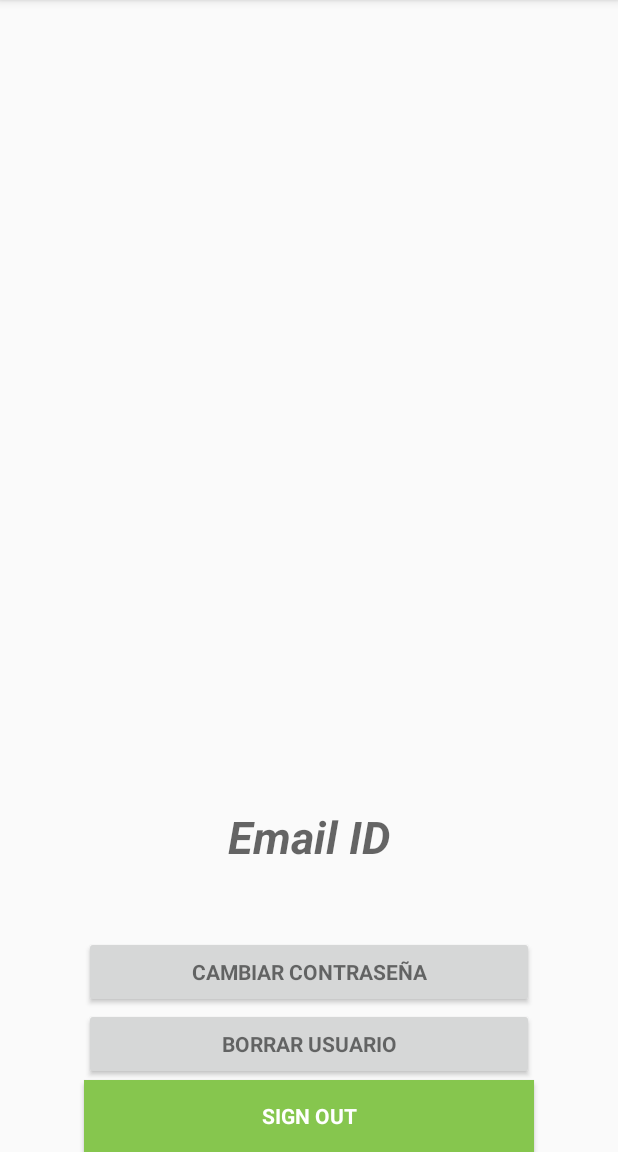
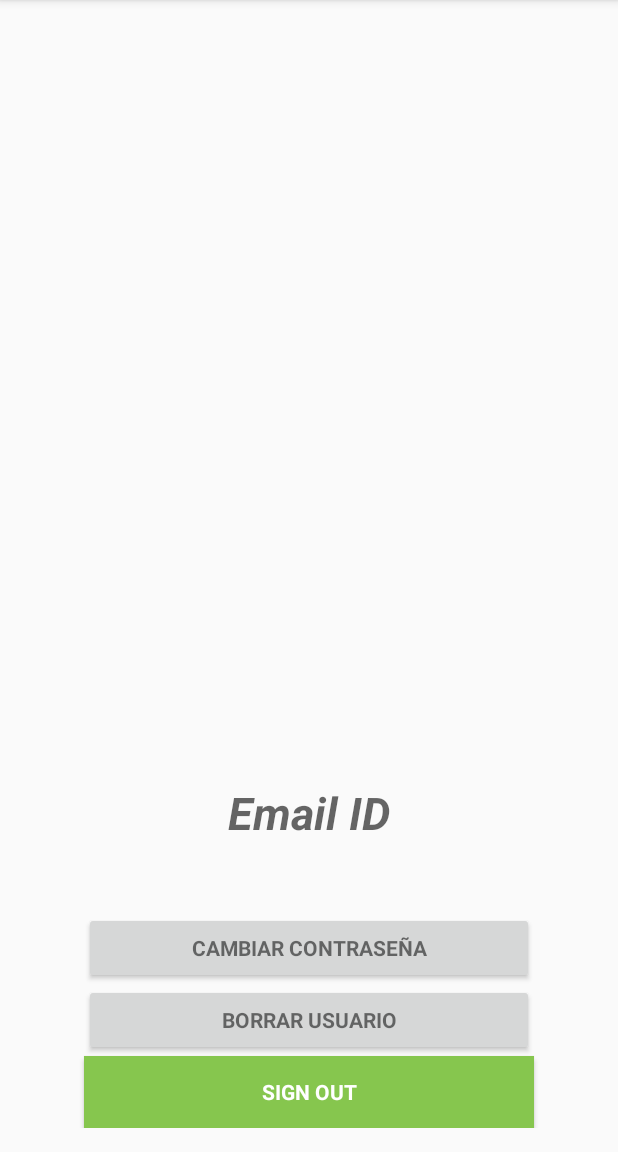
Before and after one commit to Bohonalo/AppLaEscalera, an Android app: the MainActivity screen opened directly, with no data from a screen before it, on a phone screen of 412 x 824 dp, the part 84-1236 px from its top. Run offline under Robolectric (Android 15) with nearby library versions, the light colour scheme and no system bars; our stand-ins replace Firebase (no records; nobody signed in at launch, a user with empty details on screens opened directly); 1 statement that could not run was skipped.

Commit message:
añadido

```diff
--- a/app/src/main/AndroidManifest.xml
+++ b/app/src/main/AndroidManifest.xml
@@ -32,7 +32,8 @@
             android:name=".SignupActivity"
             android:theme="@style/Theme.AppCompat.DayNight.NoActionBar" />
         <activity android:name=".ResetPasswordActivity" />
-        <activity android:name=".MisCosasActivity" />
+        <activity android:name=".MisCosasActivity"
+            />
         <activity android:name=".model.ChatActivity"></activity>
     </application>
 
--- a/app/src/main/java/com/app/JuanCristobalJavier/applaescalera/model/ChatActivity.java
+++ b/app/src/main/java/com/app/JuanCristobalJavier/applaescalera/model/ChatActivity.java
@@ -18,7 +18,7 @@ public class ChatActivity extends AppCompatActivity {
 
     private RecyclerView rv;
     private LinearLayoutManager miLinearLayout;
-    private ArrayList lista;
+    private ArrayList <Chat> lista;
     TextView titulo;
     TextView texto;
     ImageView imagen;
@@ -47,7 +47,7 @@ public class ChatActivity extends AppCompatActivity {
     }
 
     private void cargarDatos() {
-        Chat c1 = new Chat("Iñigo Errejon", "Pablo qué tal, estoy buscando un taladro, pero debe ser morado", R.drawable.errejon);
+        Chat c1 = new Chat("Iñigo Errejon", "Pablo qué tal, estoy buscando un taladro para el fin de semana...", R.drawable.errejon);
         Chat c2 = new Chat("Irene Montero", "Hola Pablete cómo estas hoy..., necesito que pasees a mi perrita. Ya me dices luego guapo", R.drawable.irene);
         Chat c3 = new Chat("Esperanza Aguirre", "Pablo chatin, que no contestas a mis mensajes...", R.drawable.esperanza);
         Chat c4 = new Chat("Irene Arrimadas", "Buenos días, el taladro que Usted me dejó estaba roto, la cosa del centro (me parece que se llama broca) daba vueltas muy deprisa", R.drawable.ines);
--- a/app/src/main/res/layout/activity_chat.xml
+++ b/app/src/main/res/layout/activity_chat.xml
@@ -4,6 +4,7 @@
     xmlns:tools="http://schemas.android.com/tools"
     android:layout_width="match_parent"
     android:layout_height="wrap_content"
+    android:layout_margin="16dp"
     tools:context="com.app.JuanCristobalJavier.applaescalera.model.ChatActivity">
 
     <android.support.v7.widget.RecyclerView
--- a/app/src/main/res/layout/activity_main.xml
+++ b/app/src/main/res/layout/activity_main.xml
@@ -4,124 +4,125 @@
     xmlns:tools="http://schemas.android.com/tools"
     android:layout_width="match_parent"
     android:layout_height="match_parent"
+    android:layout_margin="16dp"
     tools:context="com.app.JuanCristobalJavier.applaescalera.MainActivity">
 
     <EditText
         android:id="@+id/old_email"
-        android:layout_width="368dp"
+        android:layout_width="match_parent"
         android:layout_height="wrap_content"
+        android:layout_above="@+id/password"
+        android:layout_centerHorizontal="true"
+        android:layout_marginBottom="17dp"
         android:hint="@string/hint_email"
         android:inputType="textEmailAddress"
         android:maxLines="1"
-        tools:layout_editor_absoluteY="82dp"
         tools:layout_editor_absoluteX="8dp"
-        android:layout_above="@+id/password"
-        android:layout_centerHorizontal="true"
-        android:layout_marginBottom="17dp" />
+        tools:layout_editor_absoluteY="82dp" />
 
     <EditText
         android:id="@+id/password"
         android:layout_width="400dp"
         android:layout_height="wrap_content"
+        android:layout_above="@+id/newPassword"
+        android:layout_toEndOf="@+id/progressBar"
         android:focusableInTouchMode="true"
         android:hint="@string/prompt_password"
         android:imeOptions="actionUnspecified"
         android:inputType="textPassword"
         android:maxLines="1"
         tools:layout_editor_absoluteX="126dp"
-        tools:layout_editor_absoluteY="125dp"
-        android:layout_above="@+id/newPassword"
-        android:layout_toEndOf="@+id/progressBar" />
+        tools:layout_editor_absoluteY="125dp" />
 
     <EditText
         android:id="@+id/newPassword"
         android:layout_width="400dp"
         android:layout_height="wrap_content"
+        android:layout_above="@+id/changePass"
+        android:layout_alignParentStart="true"
         android:focusableInTouchMode="true"
         android:hint="@string/new_pass"
         android:imeActionId="@+id/login"
         android:imeOptions="actionUnspecified"
         android:inputType="textPassword"
         android:maxLines="1"
+        tools:ignore="InvalidImeActionId"
         tools:layout_editor_absoluteX="106dp"
-        tools:layout_editor_absoluteY="168dp"
-        android:layout_above="@+id/changePass"
-        android:layout_alignParentStart="true"
-        tools:ignore="InvalidImeActionId" />
+        tools:layout_editor_absoluteY="168dp" />
 
     <Button
         android:id="@+id/changePass"
         style="?android:textAppearanceSmall"
         android:layout_width="wrap_content"
         android:layout_height="wrap_content"
+        android:layout_above="@+id/remove"
+        android:layout_centerHorizontal="true"
         android:background="@color/colorPrimaryDark"
         android:text="@string/btn_change"
         android:textColor="@android:color/white"
         android:textStyle="bold"
-        tools:layout_editor_absoluteY="211dp"
         tools:layout_editor_absoluteX="199dp"
-        android:layout_above="@+id/remove"
-        android:layout_centerHorizontal="true" />
+        tools:layout_editor_absoluteY="211dp" />
 
     <ProgressBar
         android:id="@+id/progressBar"
         android:layout_width="0dp"
         android:layout_height="0dp"
         android:visibility="gone"
-        tools:layout_editor_absoluteY="0dp"
-        tools:layout_editor_absoluteX="0dp" />
+        tools:layout_editor_absoluteX="0dp"
+        tools:layout_editor_absoluteY="0dp" />
 
     <Button
         android:id="@+id/remove"
         style="?android:textAppearanceSmall"
         android:layout_width="wrap_content"
         android:layout_height="wrap_content"
+        android:layout_above="@+id/change_password_button"
+        android:layout_alignStart="@+id/changePass"
         android:background="@color/colorPrimaryDark"
         android:text="@string/btn_remove"
         android:textColor="@android:color/white"
         android:textStyle="bold"
-        tools:layout_editor_absoluteY="259dp"
         tools:layout_editor_absoluteX="199dp"
-        android:layout_above="@+id/change_password_button"
-        android:layout_alignStart="@+id/changePass" />
+        tools:layout_editor_absoluteY="259dp" />
 
     <Button
         android:id="@+id/change_password_button"
         style="?android:textAppearanceSmall"
         android:layout_width="300dp"
         android:layout_height="wrap_content"
+        android:layout_above="@+id/remove_user_button"
+        android:layout_alignStart="@+id/remove_user_button"
         android:text="@string/change_password"
         android:textStyle="bold"
         tools:layout_editor_absoluteX="42dp"
-        tools:layout_editor_absoluteY="312dp"
-        android:layout_above="@+id/remove_user_button"
-        android:layout_alignStart="@+id/remove_user_button" />
+        tools:layout_editor_absoluteY="312dp" />
 
     <Button
         android:id="@+id/remove_user_button"
         style="?android:textAppearanceSmall"
         android:layout_width="300dp"
         android:layout_height="wrap_content"
+        android:layout_above="@+id/sign_out"
+        android:layout_alignStart="@+id/sign_out"
         android:text="@string/remove_user"
         android:textStyle="bold"
         tools:layout_editor_absoluteX="42dp"
-        tools:layout_editor_absoluteY="408dp"
-        android:layout_above="@+id/sign_out"
-        android:layout_alignStart="@+id/sign_out" />
+        tools:layout_editor_absoluteY="408dp" />
 
     <Button
         android:id="@+id/sign_out"
         style="?android:textAppearanceSmall"
         android:layout_width="300dp"
         android:layout_height="wrap_content"
+        android:layout_alignParentBottom="true"
+        android:layout_centerHorizontal="true"
         android:background="@color/colorPrimary"
         android:text="@string/btn_sign_out"
         android:textColor="@android:color/white"
         android:textStyle="bold"
         tools:layout_editor_absoluteX="42dp"
-        tools:layout_editor_absoluteY="456dp"
-        android:layout_alignParentBottom="true"
-        android:layout_centerHorizontal="true" />
+        tools:layout_editor_absoluteY="456dp" />
 
     <TextView
         android:id="@+id/useremail"
--- a/app/src/main/res/layout/activity_mis_cosas.xml
+++ b/app/src/main/res/layout/activity_mis_cosas.xml
@@ -4,6 +4,7 @@
     xmlns:tools="http://schemas.android.com/tools"
     android:layout_width="match_parent"
     android:layout_height="match_parent"
+    android:padding="16dp"
     tools:context="com.app.JuanCristobalJavier.applaescalera.MisCosasActivity">
 
     <android.support.v7.widget.RecyclerView
--- a/app/src/main/res/layout/item_chat.xml
+++ b/app/src/main/res/layout/item_chat.xml
@@ -3,8 +3,8 @@
     xmlns:app="http://schemas.android.com/apk/res-auto"
     android:layout_width="match_parent"
     android:layout_height="wrap_content"
-    android:paddingLeft="16dp"
-    android:paddingRight="16dp"
+    android:paddingLeft="10dp"
+    android:paddingRight="10dp"
     android:paddingTop="10dp">
 
     <LinearLayout
--- a/app/src/main/res/layout/nav_header_principal.xml
+++ b/app/src/main/res/layout/nav_header_principal.xml
@@ -3,6 +3,7 @@
     xmlns:app="http://schemas.android.com/apk/res-auto"
     android:layout_width="match_parent"
     android:layout_height="@dimen/nav_header_height"
+    android:layout_margin="16dp"
     android:background="@drawable/side_nav_bar"
     android:gravity="bottom"
     android:orientation="vertical"
```
Also changed, not shown: app/src/main/java/com/app/JuanCristobalJavier/applaescalera/MisCosasActivity.java (+10 -2 lines), app/src/main/res/layout/item_miscosas.xml (+6 -4 lines), app/src/main/res/drawable-v24/cafe.JPG (added), app/src/main/res/drawable-v24/carolina.jpg (added), app/src/main/res/drawable-v24/impresora.png (added), app/src/main/res/drawable-v24/paseo.jpg (added).
